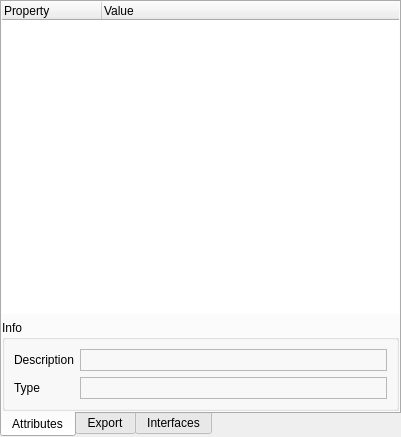
ImagingTools/acf, file Include/icmpstr/CAttributeEditorComp.ui: the form before one commit.
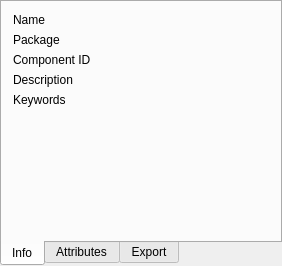
The form after the commit.

Commit message: "ImagingTools GbR" set as copyright owner in installation. Installation corrected, templates for commercial installation added. User substitution tags added to copy processor. Used in generating of corrected path of license file in *.iss. Tutorial ARX files corrected (ACF version information added). QMake files corrected. Small GCC-compatibilities fixed. Concept of attributes editor in compositor redesigned. GUI of about dialog extended to provide information of all supported version tags. Installation scripts extended.

```diff
--- a/Include/icmpstr/CAttributeEditorComp.ui
+++ b/Include/icmpstr/CAttributeEditorComp.ui
@@ -1,12 +1,12 @@
 <ui version="4.0" >
  <class>CAttributeEditorComp</class>
- <widget class="QWidget" name="CAttributeEditorComp" >
-  <property name="geometry" >
+ <widget class="QWidget" name="CAttributeEditorComp">
+  <property name="geometry">
    <rect>
     <x>0</x>
     <y>0</y>
-    <width>401</width>
-    <height>437</height>
+    <width>282</width>
+    <height>266</height>
    </rect>
   </property>
   <property name="windowTitle" >
@@ -27,8 +27,179 @@
      <property name="currentIndex" >
       <number>0</number>
      </property>
-     <widget class="QWidget" name="AttributesTab" >
-      <attribute name="title" >
+     <widget class="QWidget" name="InfoTab">
+      <attribute name="title">
+       <string>Info</string>
+      </attribute>
+      <layout class="QGridLayout" name="gridLayout">
+       <item row="0" column="0">
+        <widget class="QLabel" name="label_9">
+         <property name="sizePolicy">
+          <sizepolicy hsizetype="Maximum" vsizetype="Preferred">
+           <horstretch>0</horstretch>
+           <verstretch>0</verstretch>
+          </sizepolicy>
+         </property>
+         <property name="text">
+          <string>Name</string>
+         </property>
+        </widget>
+       </item>
+       <item row="0" column="1">
+        <widget class="QLabel" name="NameLabel">
+         <property name="sizePolicy">
+          <sizepolicy hsizetype="Ignored" vsizetype="Preferred">
+           <horstretch>0</horstretch>
+           <verstretch>0</verstretch>
+          </sizepolicy>
+         </property>
+         <property name="text">
+          <string/>
+         </property>
+         <property name="wordWrap">
+          <bool>true</bool>
+         </property>
+        </widget>
+       </item>
+       <item row="1" column="0">
+        <widget class="QLabel" name="label_7">
+         <property name="sizePolicy">
+          <sizepolicy hsizetype="Maximum" vsizetype="Preferred">
+           <horstretch>0</horstretch>
+           <verstretch>0</verstretch>
+          </sizepolicy>
+         </property>
+         <property name="text">
+          <string>Package</string>
+         </property>
+        </widget>
+       </item>
+       <item row="1" column="1">
+        <widget class="QLabel" name="PackageIdLabel">
+         <property name="sizePolicy">
+          <sizepolicy hsizetype="Ignored" vsizetype="Preferred">
+           <horstretch>0</horstretch>
+           <verstretch>0</verstretch>
+          </sizepolicy>
+         </property>
+         <property name="text">
+          <string/>
+         </property>
+         <property name="wordWrap">
+          <bool>true</bool>
+         </property>
+        </widget>
+       </item>
+       <item row="2" column="0">
+        <widget class="QLabel" name="label_8">
+         <property name="sizePolicy">
+          <sizepolicy hsizetype="Maximum" vsizetype="Preferred">
+           <horstretch>0</horstretch>
+           <verstretch>0</verstretch>
+          </sizepolicy>
+         </property>
+         <property name="text">
+          <string>Component ID</string>
+         </property>
+        </widget>
+       </item>
+       <item row="2" column="1">
+        <widget class="QLabel" name="ComponentIdLabel">
+         <property name="sizePolicy">
+          <sizepolicy hsizetype="Ignored" vsizetype="Preferred">
+           <horstretch>0</horstretch>
+           <verstretch>0</verstretch>
+          </sizepolicy>
+         </property>
+         <property name="text">
+          <string/>
+         </property>
+         <property name="wordWrap">
+          <bool>true</bool>
+         </property>
+        </widget>
+       </item>
+       <item row="3" column="0">
+        <widget class="QLabel" name="label_5">
+         <property name="sizePolicy">
+          <sizepolicy hsizetype="Maximum" vsizetype="Preferred">
+           <horstretch>0</horstretch>
+           <verstretch>0</verstretch>
+          </sizepolicy>
+         </property>
+         <property name="text">
+          <string>Description</string>
+         </property>
+        </widget>
+       </item>
+       <item row="3" column="1">
+        <widget class="QLabel" name="DescriptionLabel">
+         <property name="sizePolicy">
+          <sizepolicy hsizetype="Ignored" vsizetype="Preferred">
+           <horstretch>0</horstretch>
+           <verstretch>0</verstretch>
+          </sizepolicy>
+         </property>
+         <property name="text">
+          <string/>
+         </property>
+         <property name="wordWrap">
+          <bool>true</bool>
+         </property>
+        </widget>
+       </item>
+       <item row="4" column="0">
+        <widget class="QLabel" name="label_6">
+         <property name="sizePolicy">
+          <sizepolicy hsizetype="Maximum" vsizetype="Preferred">
+           <horstretch>0</horstretch>
+           <verstretch>0</verstretch>
+          </sizepolicy>
+         </property>
+         <property name="text">
+          <string>Keywords</string>
+         </property>
+        </widget>
+       </item>
+       <item row="4" column="1">
+        <widget class="QLabel" name="KeywordsLabel">
+         <property name="sizePolicy">
+          <sizepolicy hsizetype="Ignored" vsizetype="Preferred">
+           <horstretch>0</horstretch>
+           <verstretch>0</verstretch>
+          </sizepolicy>
+         </property>
+         <property name="text">
+          <string/>
+         </property>
+         <property name="wordWrap">
+          <bool>true</bool>
+         </property>
+        </widget>
+       </item>
+       <item row="5" column="0" colspan="2">
+        <widget class="QLabel" name="IconLabel">
+         <property name="sizePolicy">
+          <sizepolicy hsizetype="Ignored" vsizetype="Expanding">
+           <horstretch>0</horstretch>
+           <verstretch>0</verstretch>
+          </sizepolicy>
+         </property>
+         <property name="text">
+          <string/>
+         </property>
+         <property name="alignment">
+          <set>Qt::AlignCenter</set>
+         </property>
+         <property name="wordWrap">
+          <bool>true</bool>
+         </property>
+        </widget>
+       </item>
+      </layout>
+     </widget>
+     <widget class="QWidget" name="AttributesTab">
+      <attribute name="title">
        <string>Attributes</string>
       </attribute>
       <layout class="QVBoxLayout" >
@@ -211,16 +382,6 @@
          </column>
         </widget>
        </item>
-      </layout>
-     </widget>
-     <widget class="QWidget" name="InterfacesTab" >
-      <attribute name="title" >
-       <string>Interfaces</string>
-      </attribute>
-      <layout class="QVBoxLayout" >
-       <property name="margin" >
-        <number>0</number>
-       </property>
        <item>
         <widget class="QTreeWidget" name="InterfacesTree" >
          <property name="frameShape" >
@@ -248,7 +409,7 @@
    </item>
   </layout>
  </widget>
- <layoutdefault spacing="6" margin="11" />
+ <layoutdefault spacing="6" margin="11"/>
  <resources>
   <include location="Compositor.qrc" />
  </resources>
```
Left out of the diff: 164 changed lines with no effect on the pictures. The commit also changes 60 other files.
